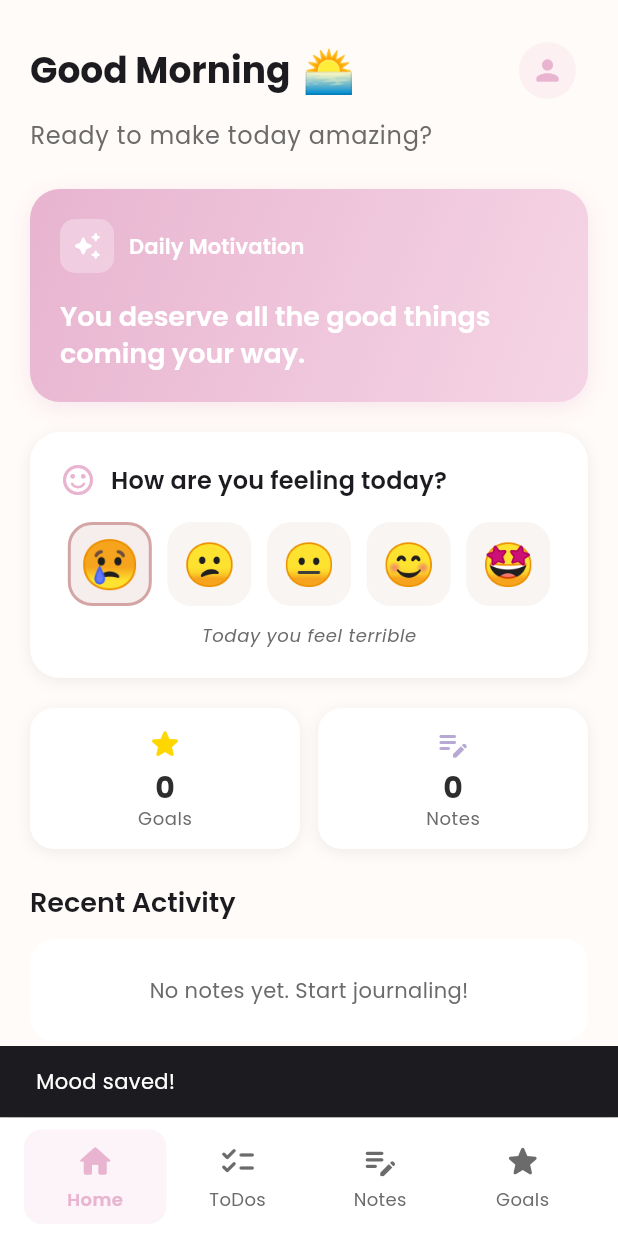
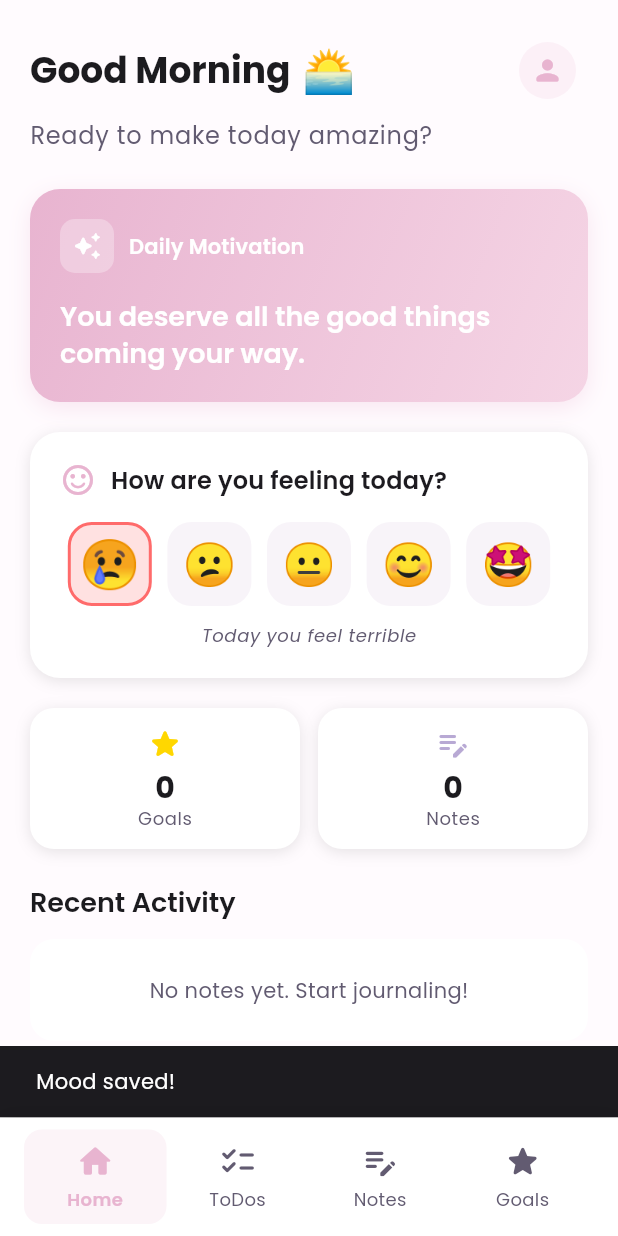
Before and after one commit to wwebpy/miuigirlsApp-Flutter, a Flutter app: the screen it shows after launch, after a tap on an icon or button, on a phone screen of 412 x 824 dp. Run offline on Flutter 3.47's test engine with Material 3 defaults, Android fonts, the phone set to English and light mode, and no system bars; our stand-ins replace flutter_local_notifications, google_fonts, hive, hive_flutter, image_picker, timezone; accounts and stored records are empty; generated files the repository leaves out were written again.

Commit message:
Dynamische Theme-Farben implementiert - HomeScreen verwendet jetzt Theme-Farben für alle Elemente - MainNavigation nutzt dynamische Farben - Daily Motivation Card mit Theme-Gradient - Mood Buttons mit Theme-Farben - Quick Stats Boxen mit Theme-Farben - Icons und Umrandungen passen sich Theme an - Bottom Navigation mit dynamischen Farben

```diff
--- a/lib/screens/home/home_screen.dart
+++ b/lib/screens/home/home_screen.dart
@@ -1,9 +1,11 @@
 import 'package:flutter/material.dart';
 import 'package:uuid/uuid.dart';
+import 'package:provider/provider.dart';
 import '../../core/constants/app_colors.dart';
 import '../../models/mood.dart';
 import '../../models/note.dart';
 import '../../services/storage_service.dart';
+import '../../providers/app_provider.dart';
 import '../settings/settings_screen.dart';
 
 class HomeScreen extends StatefulWidget {
@@ -95,8 +97,11 @@ class _HomeScreenState extends State<HomeScreen> {
 
   @override
   Widget build(BuildContext context) {
+    final appProvider = Provider.of<AppProvider>(context);
+    final colors = appProvider.currentThemeColors;
+
     return Scaffold(
-      backgroundColor: AppColors.background,
+      backgroundColor: colors.background,
       body: SafeArea(
         child: CustomScrollView(
           slivers: [
@@ -127,12 +132,12 @@ class _HomeScreenState extends State<HomeScreen> {
                           icon: Container(
                             padding: const EdgeInsets.all(8),
                             decoration: BoxDecoration(
-                              color: AppColors.primary.withOpacity(0.15),
+                              color: colors.primary.withOpacity(0.15),
                               shape: BoxShape.circle,
                             ),
-                            child: const Icon(
+                            child: Icon(
                               Icons.person_rounded,
-                              color: AppColors.primary,
+                              color: colors.primary,
                               size: 22,
                             ),
                           ),
@@ -151,7 +156,7 @@ class _HomeScreenState extends State<HomeScreen> {
                     Text(
                       'Ready to make today amazing?',
                       style: Theme.of(context).textTheme.bodyLarge?.copyWith(
-                            color: AppColors.textSecondary,
+                            color: colors.textSecondary,
                           ),
                     ),
                     const SizedBox(height: 24),
@@ -162,14 +167,14 @@ class _HomeScreenState extends State<HomeScreen> {
                       padding: const EdgeInsets.all(20),
                       decoration: BoxDecoration(
                         gradient: LinearGradient(
-                          colors: [AppColors.primary, AppColors.primaryLight],
+                          colors: [colors.primary, colors.primaryLight],
                           begin: Alignment.topLeft,
                           end: Alignment.bottomRight,
                         ),
                         borderRadius: BorderRadius.circular(20),
                         boxShadow: [
                           BoxShadow(
-                            color: AppColors.primary.withOpacity(0.3),
+                            color: colors.primary.withOpacity(0.3),
                             blurRadius: 12,
                             offset: const Offset(0, 4),
                           ),
@@ -221,11 +226,11 @@ class _HomeScreenState extends State<HomeScreen> {
                       width: double.infinity,
                       padding: const EdgeInsets.all(20),
                       decoration: BoxDecoration(
-                        color: AppColors.surface,
+                        color: colors.surface,
                         borderRadius: BorderRadius.circular(20),
                         boxShadow: [
                           BoxShadow(
-                            color: AppColors.shadow,
+                            color: colors.shadow,
                             blurRadius: 8,
                             offset: const Offset(0, 2),
                           ),
@@ -236,9 +241,9 @@ class _HomeScreenState extends State<HomeScreen> {
                         children: [
                           Row(
                             children: [
-                              const Icon(
+                              Icon(
                                 Icons.sentiment_satisfied_alt_rounded,
-                                color: AppColors.primary,
+                                color: colors.primary,
                                 size: 24,
                               ),
                               const SizedBox(width: 10),
@@ -254,11 +259,11 @@ class _HomeScreenState extends State<HomeScreen> {
                           Row(
                             mainAxisAlignment: MainAxisAlignment.spaceAround,
                             children: [
-                              _buildMoodButton('😢', 0, AppColors.moodTerrible),
-                              _buildMoodButton('😕', 1, AppColors.moodBad),
-                              _buildMoodButton('😐', 2, AppColors.moodOkay),
-                              _buildMoodButton('😊', 3, AppColors.moodGood),
-                              _buildMoodButton('🤩', 4, AppColors.moodAmazing),
+                              _buildMoodButton('😢', 0, colors.moodTerrible),
+                              _buildMoodButton('😕', 1, colors.moodBad),
+                              _buildMoodButton('😐', 2, colors.moodOkay),
+                              _buildMoodButton('😊', 3, colors.moodGood),
+                              _buildMoodButton('🤩', 4, colors.moodAmazing),
                             ],
                           ),
                           if (_todaysMood != null) ...[
@@ -267,7 +272,7 @@ class _HomeScreenState extends State<HomeScreen> {
                               child: Text(
                                 'Today you feel ${_todaysMood!.label.toLowerCase()}',
                                 style: Theme.of(context).textTheme.bodySmall?.copyWith(
-                                      color: AppColors.textSecondary,
+                                      color: colors.textSecondary,
                                       fontStyle: FontStyle.italic,
                                     ),
                               ),
@@ -286,8 +291,9 @@ class _HomeScreenState extends State<HomeScreen> {
                             'Goals',
                             StorageService.getAllVisionboards().length.toString(),
                             Icons.star_rounded,
-                            AppColors.accentGold,
+                            colors.accentGold,
                             3, // Goals page index
+                            colors,
                           ),
                         ),
                         const SizedBox(width: 12),
@@ -296,8 +302,9 @@ class _HomeScreenState extends State<HomeScreen> {
                             'Notes',
                             StorageService.getAllNotes().length.toString(),
                             Icons.edit_note_rounded,
-                            AppColors.secondary,
+                            colors.secondary,
                             2, // Notes page index
+                            colors,
                           ),
                         ),
                       ],
@@ -318,20 +325,20 @@ class _HomeScreenState extends State<HomeScreen> {
                       Container(
                         padding: const EdgeInsets.all(24),
                         decoration: BoxDecoration(
-                          color: AppColors.surface,
+                          color: colors.surface,
                           borderRadius: BorderRadius.circular(16),
                         ),
                         child: Center(
                           child: Text(
                             'No notes yet. Start journaling!',
                             style: Theme.of(context).textTheme.bodyMedium?.copyWith(
-                                  color: AppColors.textSecondary,
+                                  color: colors.textSecondary,
                                 ),
                           ),
                         ),
                       )
                     else
-                      ..._recentNotes.map((note) => _buildNoteCard(note)),
+                      ..._recentNotes.map((note) => _buildNoteCard(note, colors)),
                   ],
                 ),
               ),
@@ -345,6 +352,8 @@ class _HomeScreenState extends State<HomeScreen> {
 
   Widget _buildMoodButton(String emoji, int level, Color color) {
     final isSelected = _todaysMood?.moodLevel == level;
+    final appProvider = Provider.of<AppProvider>(context, listen: false);
+    final colors = appProvider.currentThemeColors;
 
     return GestureDetector(
       onTap: () => _setMood(level),
@@ -352,7 +361,7 @@ class _HomeScreenState extends State<HomeScreen> {
         width: 56,
         height: 56,
         decoration: BoxDecoration(
-          color: isSelected ? color.withOpacity(0.2) : AppColors.surfaceVariant,
+          color: isSelected ? color.withOpacity(0.2) : colors.surfaceVariant,
           borderRadius: BorderRadius.circular(16),
           border: Border.all(
             color: isSelected ? color : Colors.transparent,
@@ -369,7 +378,7 @@ class _HomeScreenState extends State<HomeScreen> {
     );
   }
 
-  Widget _buildStatCard(String label, String value, IconData icon, Color color, int pageIndex) {
+  Widget _buildStatCard(String label, String value, IconData icon, Color color, int pageIndex, colors) {
     return InkWell(
       onTap: () {
         if (widget.onNavigate != null) {
@@ -380,11 +389,11 @@ class _HomeScreenState extends State<HomeScreen> {
       child: Container(
         padding: const EdgeInsets.all(12),
         decoration: BoxDecoration(
-          color: AppColors.surface,
+          color: colors.surface,
           borderRadius: BorderRadius.circular(16),
           boxShadow: [
             BoxShadow(
-              color: AppColors.shadow,
+              color: colors.shadow,
               blurRadius: 8,
               offset: const Offset(0, 2),
             ),
@@ -398,13 +407,13 @@ class _HomeScreenState extends State<HomeScreen> {
               value,
               style: Theme.of(context).textTheme.headlineMedium?.copyWith(
                     fontWeight: FontWeight.w700,
-                    color: AppColors.textPrimary,
+                    color: colors.textPrimary,
                   ),
             ),
             Text(
               label,
               style: Theme.of(context).textTheme.bodySmall?.copyWith(
-                    color: AppColors.textSecondary,
+                    color: colors.textSecondary,
                   ),
             ),
           ],
@@ -413,37 +422,37 @@ class _HomeScreenState extends State<HomeScreen> {
     );
   }
 
-  Widget _buildNoteCard(Note note) {
+  Widget _buildNoteCard(Note note, colors) {
     IconData icon;
     Color iconColor;
 
     switch (note.noteType) {
       case 0: // journal
         icon = Icons.menu_book_rounded;
-        iconColor = AppColors.primary;
+        iconColor = colors.primary;
         break;
       case 1: // affirmation
         icon = Icons.favorite_rounded;
-        iconColor = AppColors.accentGold;
+        iconColor = colors.accentGold;
         break;
       case 2: // todo
         icon = Icons.check_circle_outline_rounded;
-        iconColor = AppColors.secondary;
+        iconColor = colors.secondary;
         break;
       default:
         icon = Icons.note_rounded;
-        iconColor = AppColors.textSecondary;
+        iconColor = colors.textSecondary;
     }
 
     return Container(
       margin: const EdgeInsets.only(bottom: 12),
       padding: const EdgeInsets.all(16),
       decoration: BoxDecoration(
-        color: AppColors.surface,
+        color: colors.surface,
         borderRadius: BorderRadius.circular(16),
         boxShadow: [
           BoxShadow(
-            color: AppColors.shadow,
+            color: colors.shadow,
             blurRadius: 6,
             offset: const Offset(0, 2),
           ),
--- a/lib/screens/main_navigation.dart
+++ b/lib/screens/main_navigation.dart
@@ -1,5 +1,7 @@
 import 'package:flutter/material.dart';
+import 'package:provider/provider.dart';
 import '../core/constants/app_colors.dart';
+import '../providers/app_provider.dart';
 import 'home/home_screen.dart';
 import 'goals/goals_screen.dart';
 import 'notes/notes_screen.dart';
@@ -28,6 +30,9 @@ class _MainNavigationState extends State<MainNavigation> {
 
   @override
   Widget build(BuildContext context) {
+    final appProvider = Provider.of<AppProvider>(context);
+    final colors = appProvider.currentThemeColors;
+
     return Scaffold(
       body: IndexedStack(
         index: _currentIndex,
@@ -35,10 +40,10 @@ class _MainNavigationState extends State<MainNavigation> {
       ),
       bottomNavigationBar: Container(
         decoration: BoxDecoration(
-          color: AppColors.surface,
+          color: colors.surface,
           boxShadow: [
             BoxShadow(
-              color: AppColors.shadow,
+              color: colors.shadow,
               blurRadius: 10,
               offset: const Offset(0, -2),
             ),
@@ -55,6 +60,7 @@ class _MainNavigationState extends State<MainNavigation> {
                     icon: Icons.home_rounded,
                     label: 'Home',
                     index: 0,
+                    colors: colors,
                   ),
                 ),
                 Expanded(
@@ -62,6 +68,7 @@ class _MainNavigationState extends State<MainNavigation> {
                     icon: Icons.checklist_rounded,
                     label: 'ToDos',
                     index: 1,
+                    colors: colors,
                   ),
                 ),
                 Expanded(
@@ -69,6 +76,7 @@ class _MainNavigationState extends State<MainNavigation> {
                     icon: Icons.edit_note_rounded,
                     label: 'Notes',
                     index: 2,
+                    colors: colors,
                   ),
                 ),
                 Expanded(
@@ -76,6 +84,7 @@ class _MainNavigationState extends State<MainNavigation> {
                     icon: Icons.star_rounded,
                     label: 'Goals',
                     index: 3,
+                    colors: colors,
                   ),
                 ),
               ],
@@ -90,6 +99,7 @@ class _MainNavigationState extends State<MainNavigation> {
     required IconData icon,
     required String label,
     required int index,
+    required colors,
   }) {
     final isSelected = _currentIndex == index;
 
@@ -104,7 +114,7 @@ class _MainNavigationState extends State<MainNavigation> {
         padding: const EdgeInsets.symmetric(horizontal: 8, vertical: 8),
         decoration: BoxDecoration(
           color: isSelected
-              ? AppColors.primary.withOpacity(0.15)
+              ? colors.primary.withOpacity(0.15)
               : Colors.transparent,
           borderRadius: BorderRadius.circular(12),
         ),
@@ -114,7 +124,7 @@ class _MainNavigationState extends State<MainNavigation> {
           children: [
             Icon(
               icon,
-              color: isSelected ? AppColors.primary : AppColors.textSecondary,
+              color: isSelected ? colors.primary : colors.textSecondary,
               size: 26,
             ),
             const SizedBox(height: 4),
@@ -123,7 +133,7 @@ class _MainNavigationState extends State<MainNavigation> {
               style: TextStyle(
                 fontSize: 12,
                 fontWeight: isSelected ? FontWeight.w600 : FontWeight.w400,
-                color: isSelected ? AppColors.primary : AppColors.textSecondary,
+                color: isSelected ? colors.primary : colors.textSecondary,
               ),
               textAlign: TextAlign.center,
             ),
```
